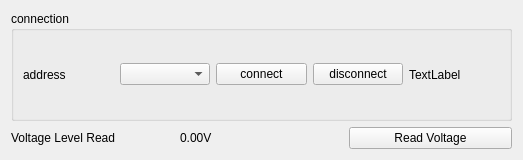
Before: the Qt Designer form hp34401a/hp34401a.ui in lictailer/zmeter, drawn with Qt 5.
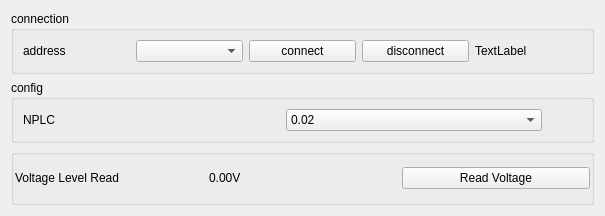
After: the same form once the commit is applied.

Diff of the .ui file:
```diff
--- a/hp34401a/hp34401a.ui
+++ b/hp34401a/hp34401a.ui
@@ -6,8 +6,8 @@
    <rect>
     <x>0</x>
     <y>0</y>
-    <width>523</width>
-    <height>160</height>
+    <width>605</width>
+    <height>216</height>
    </rect>
   </property>
   <property name="windowTitle">
@@ -55,14 +55,81 @@
     </widget>
    </item>
    <item>
+    <widget class="QGroupBox" name="horizontalGroupBox">
+     <property name="title">
+      <string>config</string>
+     </property>
+     <layout class="QHBoxLayout" name="horizontalLayout_2">
+      <item>
+       <widget class="QLabel" name="label">
+        <property name="text">
+         <string>NPLC</string>
+        </property>
+       </widget>
+      </item>
+      <item>
+       <widget class="QComboBox" name="NPLC_comboBox">
+        <item>
+         <property name="text">
+          <string>0.02</string>
+         </property>
+        </item>
+        <item>
+         <property name="text">
+          <string>0.2</string>
+         </property>
+        </item>
+        <item>
+         <property name="text">
+          <string>1</string>
+         </property>
+        </item>
+        <item>
+         <property name="text">
+          <string>10</string>
+         </property>
+        </item>
+        <item>
+         <property name="text">
+          <string>100</string>
+         </property>
+        </item>
+       </widget>
+      </item>
+      <item>
+       <spacer name="horizontalSpacer">
+        <property name="orientation">
+         <enum>Qt::Horizontal</enum>
+        </property>
+        <property name="sizeType">
+         <enum>QSizePolicy::Preferred</enum>
+        </property>
+        <property name="sizeHint" stdset="0">
+         <size>
+          <width>40</width>
+          <height>20</height>
+         </size>
+        </property>
+       </spacer>
+      </item>
+     </layout>
+    </widget>
+   </item>
+   <item>
+    <widget class="QGroupBox" name="groupBox">
     <layout class="QGridLayout" name="gridLayout">
-     <item row="0" column="1">
-      <widget class="QLabel" name="dc_voltage_label">
-       <property name="text">
-        <string>0.00V</string>
-       </property>
-      </widget>
-     </item>
+      <property name="leftMargin">
+       <number>1</number>
+      </property>
+      <property name="topMargin">
+       <number>1</number>
+      </property>
+      <property name="rightMargin">
+       <number>1</number>
+      </property>
+      <property name="bottomMargin">
+       <number>1</number>
+      </property>
      <item row="0" column="0">
       <widget class="QLabel" name="label_3">
        <property name="text">
@@ -70,6 +137,13 @@
        </property>
       </widget>
      </item>
+      <item row="0" column="1">
+       <widget class="QLabel" name="dc_voltage_label">
+        <property name="text">
+         <string>0.00V</string>
+        </property>
+       </widget>
+      </item>
      <item row="0" column="2">
       <widget class="QPushButton" name="readVoltage_pushButton">
        <property name="text">
@@ -78,6 +152,7 @@
       </widget>
      </item>
     </layout>
+    </widget>
    </item>
   </layout>
  </widget>
```
Lines whose indentation alone changed are shown as unchanged.
